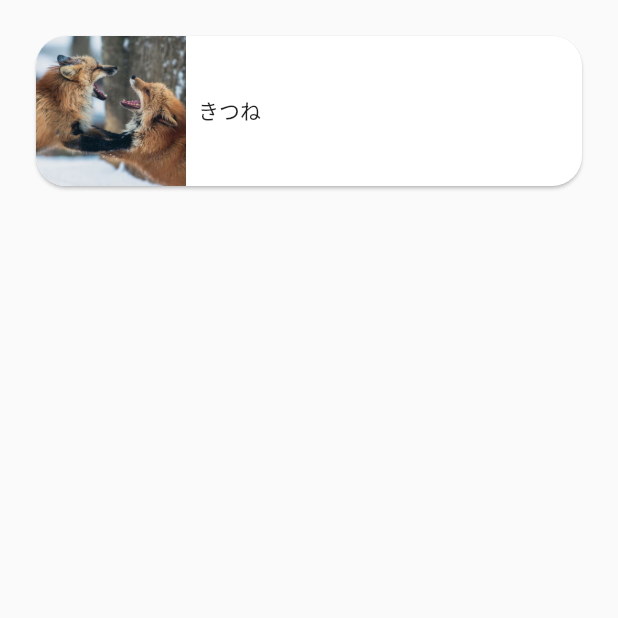
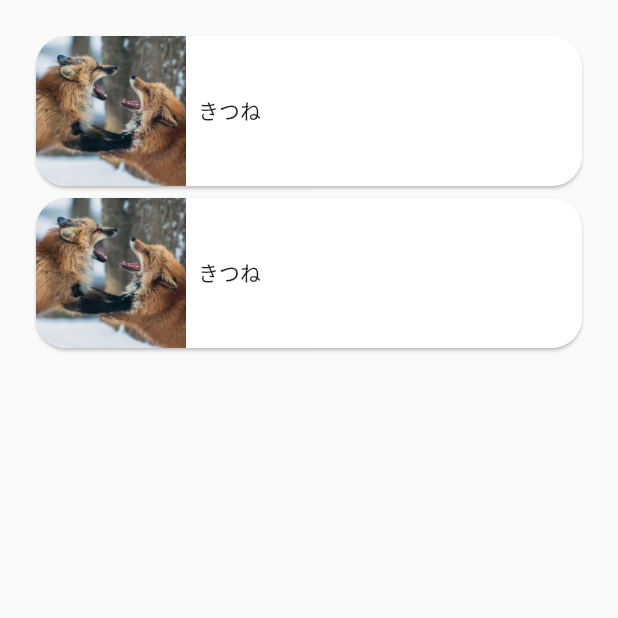
Before and after one commit to monstar-lab/flutter-demonstration, a Flutter app: the screen it shows after launch, on a phone screen of 412 x 824 dp, the top half of it. Run offline on Flutter 3.47's test engine with Material 2 defaults, Android fonts, the phone set to English and light mode, and no system bars.

Commit message:
add sample data

```diff
--- a/lib/utils/exampleData.dart
+++ b/lib/utils/exampleData.dart
@@ -1,6 +1,10 @@
 import 'package:flutter_livecoding/utils/assets.dart' as Assets;
 
 const exampleData = <ExampleDataType>[
+  ExampleDataType(
+    name: 'きつね',
+    assetPath: Assets.ASSET_FOX_IMAGE_QUARTER,
+  ),
   ExampleDataType(
     name: 'きつね',
     assetPath: Assets.ASSET_FOX_IMAGE_QUARTER,
```
